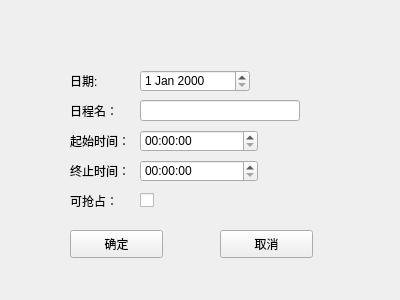
Qt form OutTime/edittable.ui (agilelike/OurTime) before a commit.
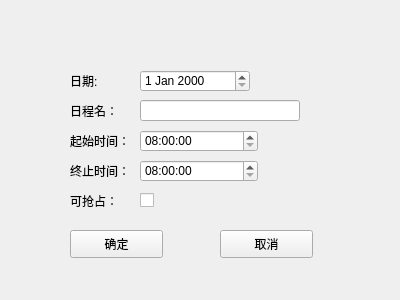
The same form after that commit.

```diff
--- a/OutTime/edittable.ui
+++ b/OutTime/edittable.ui
@@ -136,6 +136,20 @@
      <height>22</height>
     </rect>
    </property>
+   <property name="maximumTime">
+    <time>
+     <hour>21</hour>
+     <minute>0</minute>
+     <second>0</second>
+    </time>
+   </property>
+   <property name="minimumTime">
+    <time>
+     <hour>8</hour>
+     <minute>0</minute>
+     <second>0</second>
+    </time>
+   </property>
   </widget>
   <widget class="QDateEdit" name="dateEdit">
    <property name="geometry">
@@ -156,6 +170,20 @@
      <height>22</height>
     </rect>
    </property>
+   <property name="maximumTime">
+    <time>
+     <hour>21</hour>
+     <minute>0</minute>
+     <second>0</second>
+    </time>
+   </property>
+   <property name="minimumTime">
+    <time>
+     <hour>8</hour>
+     <minute>0</minute>
+     <second>0</second>
+    </time>
+   </property>
   </widget>
  </widget>
  <resources/>
```
